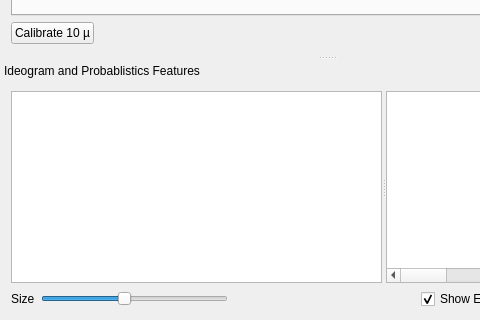
The window that mainwindow.ui (dare5421/MasterMeasure) describes before a commit, drawn with Qt 5; both pictures show x 0 to 480 and y 106 to 426 of the 653 by 426 pixel window.
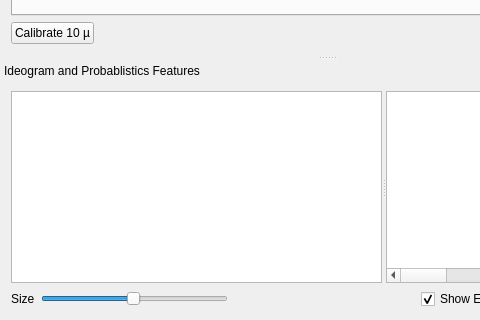
The same window after the commit. Icons and pictures are not drawn.

Commit message: zoom and index dialog changed

```diff
--- a/mainwindow.ui
+++ b/mainwindow.ui
@@ -299,13 +299,16 @@
           <number>1</number>
          </property>
          <property name="maximum">
+          <number>100</number>
+         </property>
+         <property name="pageStep">
           <number>10</number>
          </property>
          <property name="value">
-          <number>5</number>
+          <number>50</number>
          </property>
          <property name="sliderPosition">
-          <number>5</number>
+          <number>50</number>
          </property>
          <property name="orientation">
           <enum>Qt::Horizontal</enum>
```
The commit also changes 4 other files.
